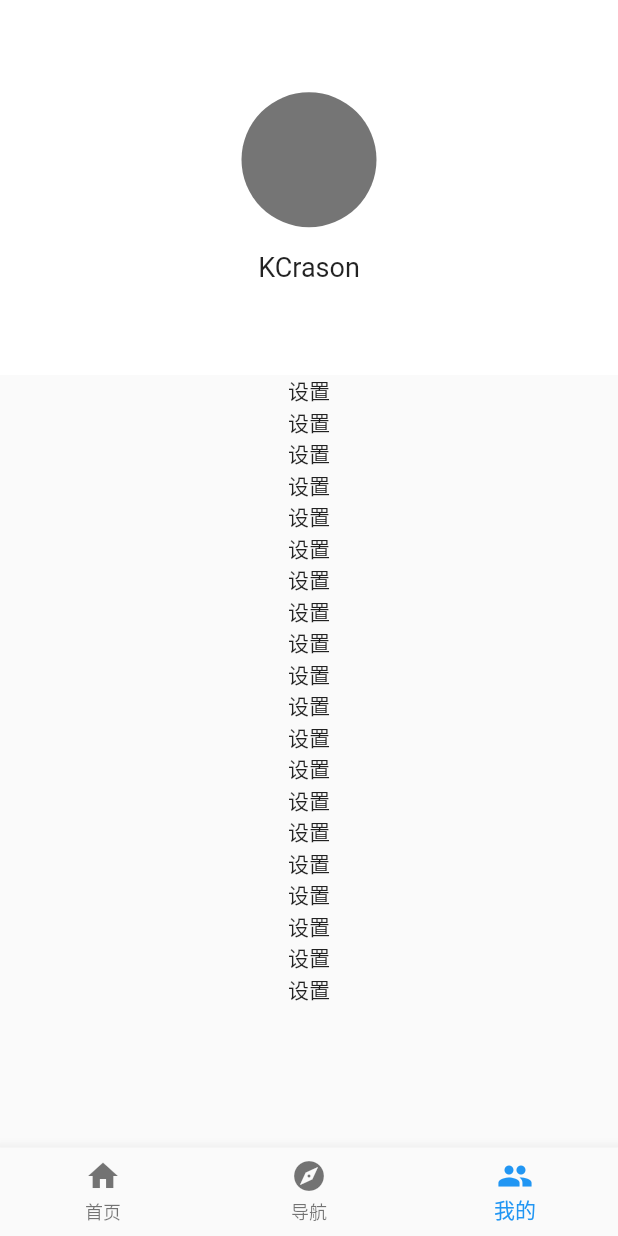
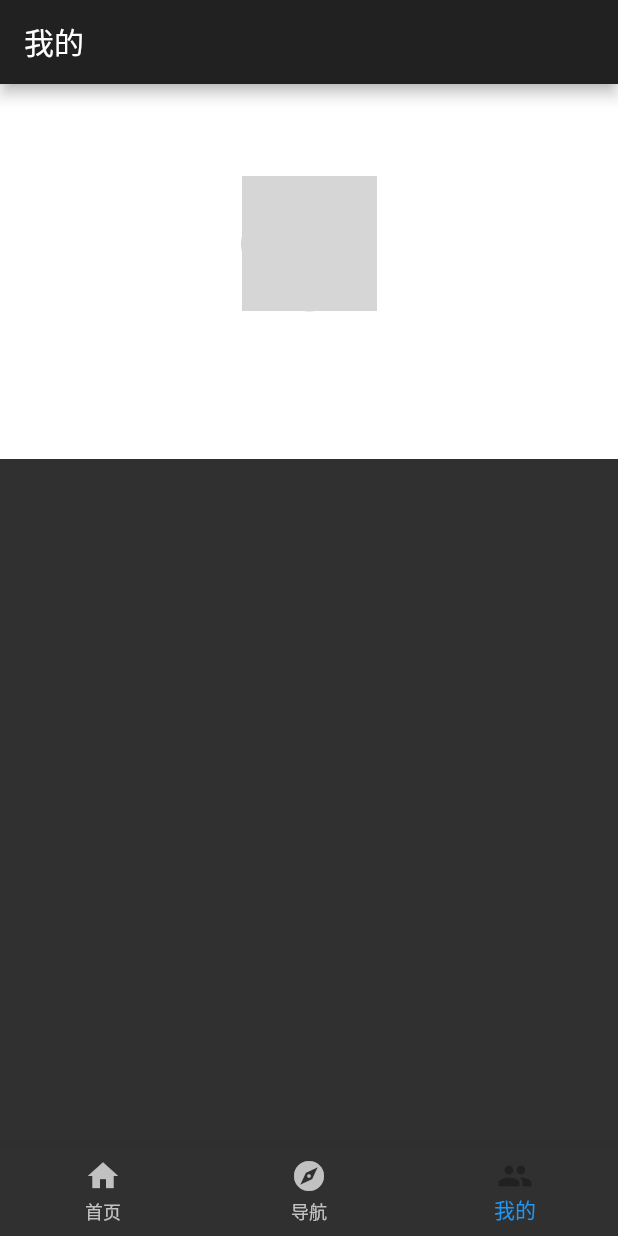
Before and after one commit to KCrason/wan_android_flutter, a Flutter app: the screen it shows after launch, swiped to page 3, on a phone screen of 412 x 824 dp. Run offline on Flutter 3.47's test engine with Material 2 defaults, Android fonts, the phone set to English and light mode, and no system bars; our stand-ins replace cookie_jar, dio, flutter_swiper, shared_preferences, sqflite, transparent_image and 1 more; accounts and stored records are empty; generated files the repository leaves out were written again; network calls fail; grey boxes are pictures that could not be loaded.

```diff
--- a/lib/discovery.dart
+++ b/lib/discovery.dart
@@ -1,5 +1,4 @@
 import 'package:flutter/material.dart';
-import 'article_detail.dart';
 
 class Discovery extends StatefulWidget {
   @override
@@ -10,18 +9,16 @@ class _DiscoveryState extends State<Discovery>
     with AutomaticKeepAliveClientMixin {
   @override
   Widget build(BuildContext context) {
-    return Container(
-      child: Center(
+    return Scaffold(
+      appBar: AppBar(
+        title: Text('导航'),
+      ),
+      body: Center(
         child: GestureDetector(
           child: Text(
             'Discovery',
             textScaleFactor: 5,
           ),
-          onTap: () {
-            Navigator.push(context, new MaterialPageRoute(builder: (context) {
-              return ArticleDetail(url: 'www.baidu.com');
-            }));
-          },
         ),
       ),
     );
--- a/lib/main.dart
+++ b/lib/main.dart
@@ -3,37 +3,16 @@ import 'package:wan_android_flutter/home.dart';
 import 'package:wan_android_flutter/discovery.dart';
 import 'package:wan_android_flutter/me.dart';
 import 'dart:ui';
-import 'package:event_bus/event_bus.dart';
 
 //import 'package:shared_preferences/shared_preferences.dart';
 class MyApp extends StatelessWidget {
   // This widget is the root of your application.
 
-  final List<Color> themeList = [
-    Colors.red,
-    Colors.teal,
-    Colors.pink,
-    Colors.amber,
-    Colors.orange,
-    Colors.green,
-    Colors.blue,
-    Colors.lightBlue,
-    Colors.purple,
-    Colors.deepPurple,
-    Colors.indigo,
-    Colors.cyan,
-    Colors.brown,
-    Colors.grey,
-    Colors.blueGrey
-  ];
-
-  Color themeColor;
-
   @override
   Widget build(BuildContext context) {
     return MaterialApp(
       debugShowCheckedModeBanner: false,
-      title: 'Play Android',
+      theme: ThemeData.dark(),
       home: MyHomePage(),
     );
   }
@@ -55,23 +34,8 @@ class _MyHomePageState extends State<MyHomePage>
   void initState() {
     // TODO: implement initState
     super.initState();
-
     _currentIndex = 0;
     _controller = PageController(initialPage: 0);
-//    loginPlugin.receiveBroadcastStream().listen((value) {
-//      switch (value) {
-//        case 'IntentToLogin':
-//          Future.delayed(Duration(milliseconds: 500), () {
-//            Navigator.of(context)
-//                .push(new MaterialPageRoute(builder: (context) {
-//              return Login();
-//            }));
-//          });
-//          break;
-//      }
-//    }, onError: (error) {
-//      print('This is Error Message:$error');
-//    });
   }
 
   _pageChange(int index) {
@@ -100,43 +64,31 @@ class _MyHomePageState extends State<MyHomePage>
               icon: Icon(Icons.home),
               title: _currentIndex == 0
                   ? Text('首页',
-                  style: TextStyle(color: Theme
-                      .of(context)
-                      .primaryColor))
+                      style: TextStyle(color: Theme.of(context).primaryColor))
                   : Text('首页'),
               activeIcon: Icon(
                 Icons.home,
-                color: Theme
-                    .of(context)
-                    .primaryColor,
+                color: Theme.of(context).primaryColor,
               )),
           BottomNavigationBarItem(
               icon: Icon(Icons.explore),
               title: _currentIndex == 1
                   ? Text('导航',
-                  style: TextStyle(color: Theme
-                      .of(context)
-                      .primaryColor))
+                      style: TextStyle(color: Theme.of(context).primaryColor))
                   : Text('导航'),
               activeIcon: Icon(
                 Icons.explore,
-                color: Theme
-                    .of(context)
-                    .primaryColor,
+                color: Theme.of(context).primaryColor,
               )),
           BottomNavigationBarItem(
               icon: Icon(Icons.group),
               title: _currentIndex == 2
                   ? Text('我的',
-                  style: TextStyle(color: Theme
-                      .of(context)
-                      .primaryColor))
+                      style: TextStyle(color: Theme.of(context).primaryColor))
                   : Text('我的'),
               activeIcon: Icon(
                 Icons.group,
-                color: Theme
-                    .of(context)
-                    .primaryColor,
+                color: Theme.of(context).primaryColor,
               )),
         ],
         currentIndex: _currentIndex,
--- a/lib/me.dart
+++ b/lib/me.dart
@@ -1,5 +1,7 @@
 import 'package:flutter/material.dart';
 import 'dart:ui';
+import 'package:shared_preferences/shared_preferences.dart';
+import 'package:wan_android_flutter/utils/constant.dart';
 
 class Me extends StatefulWidget {
   @override
@@ -7,10 +9,31 @@ class Me extends StatefulWidget {
 }
 
 class _MeState extends State<Me> with AutomaticKeepAliveClientMixin {
+  String _userName = '';
+
+  @override
+  void initState() {
+    // TODO: implement initState
+    super.initState();
+    SharedPreferences.getInstance().then((preferences) {
+      setState(() {
+        dynamic _localUserName = preferences.get(Constants.preferenceKeyUserName);
+        if (_localUserName != null) {
+          setState(() {
+            _userName = _localUserName;
+          });
+        }
+      });
+    });
+  }
+
   @override
   Widget build(BuildContext context) {
-    return Container(
-      child: ListView(
+    return Scaffold(
+      appBar: AppBar(
+        title: Text('我的'),
+      ),
+      body: ListView(
         children: <Widget>[
           Container(
             color: Colors.white,
@@ -22,14 +45,16 @@ class _MeState extends State<Me> with AutomaticKeepAliveClientMixin {
                     width: 90,
                     height: 90,
                     child: CircleAvatar(
-                      backgroundColor: Colors.black54,
+                      backgroundImage: NetworkImage(
+                          "http://img8.zol.com.cn/bbs/upload/23765/23764201.jpg"),
+                      backgroundColor: Colors.grey,
                     ),
                   ),
                   alignment: Alignment(0, -0.5),
                 ),
                 Padding(
                   child: Text(
-                    'KCrason',
+                    _userName,
                     style: TextStyle(fontSize: 18, fontWeight: FontWeight.w400),
                   ),
                   padding: EdgeInsets.only(top: 16),
@@ -38,30 +63,6 @@ class _MeState extends State<Me> with AutomaticKeepAliveClientMixin {
             ),
             height: 250,
           ),
-          Column(
-            children: <Widget>[
-              Text('设置'),
-              Text('设置'),
-              Text('设置'),
-              Text('设置'),
-              Text('设置'),
-              Text('设置'),
-              Text('设置'),
-              Text('设置'),
-              Text('设置'),
-              Text('设置'),
-              Text('设置'),
-              Text('设置'),
-              Text('设置'),
-              Text('设置'),
-              Text('设置'),
-              Text('设置'),
-              Text('设置'),
-              Text('设置'),
-              Text('设置'),
-              Text('设置'),
-            ],
-          )
         ],
       ),
     );
--- a/lib/splash.dart
+++ b/lib/splash.dart
@@ -1,7 +1,5 @@
 import 'package:flutter/material.dart';
 import 'package:transparent_image/transparent_image.dart';
-import 'user/login.dart';
-import 'package:shared_preferences/shared_preferences.dart';
 import 'main.dart';
 
 void main() {
@@ -13,8 +11,6 @@ void main() {
 
 class SplashWidget extends StatelessWidget {
   _intentPage(BuildContext context) async {
-    SharedPreferences preferences = await SharedPreferences.getInstance();
-    bool isLogin = preferences.getBool('isLogin');
     Future.delayed(Duration(seconds: 1), () {
       Navigator.of(context).pushAndRemoveUntil(
           new MaterialPageRoute(
--- a/lib/user/login.dart
+++ b/lib/user/login.dart
@@ -1,12 +1,9 @@
 import 'package:flutter/material.dart';
-import 'package:dio/dio.dart';
-import 'package:cookie_jar/cookie_jar.dart';
-import 'package:path_provider/path_provider.dart';
-import 'dart:io';
 import 'dart:convert';
 import 'package:shared_preferences/shared_preferences.dart';
 import 'package:wan_android_flutter/utils/constant.dart';
 import 'package:wan_android_flutter/network/api_request.dart';
+import 'package:wan_android_flutter/utils/snackbar_util.dart';
 
 class Login extends StatefulWidget {
   @override
@@ -22,9 +19,10 @@ class _LoginState extends State<Login> {
   bool _isLogging = false;
 
   //保存登陆状态
-  _saveLoginState() async {
+  _saveLoginState(String userName) async {
     SharedPreferences preferences = await SharedPreferences.getInstance();
     await preferences.setBool(Constants.preferenceKeyIsLogin, true);
+    await preferences.setString(Constants.preferenceKeyUserName, userName);
   }
 
   void _login() async {
@@ -33,16 +31,14 @@ class _LoginState extends State<Login> {
       final jsonResult = json.decode(response.toString());
       int errorCode = jsonResult['errorCode'];
       if (errorCode == 0) {
-        _saveLoginState();
+        _saveLoginState(jsonResult['data']['username']);
         Navigator.pop(context);
       } else {
         setState(() {
           _isLogging = false;
         });
-        _globalKey.currentState.showSnackBar(SnackBar(
-          content: Text('登陆失败：${jsonResult['errorMsg']}'),
-          duration: Duration(milliseconds: 500),
-        ));
+        SnackBarUtil.showShortSnackBar(
+            _globalKey.currentState, '登陆失败：${jsonResult['errorMsg']}');
       }
     });
   }
--- a/lib/utils/constant.dart
+++ b/lib/utils/constant.dart
@@ -36,5 +36,7 @@ class Constants {
 
   static String preferenceKeyIsLogin = 'preferences_key_is_login';
 
+  static String preferenceKeyUserName = 'preferences_key_user_name';
+
   static String systemDataUrl = 'https://www.wanandroid.com/tree/json';
 }
```
